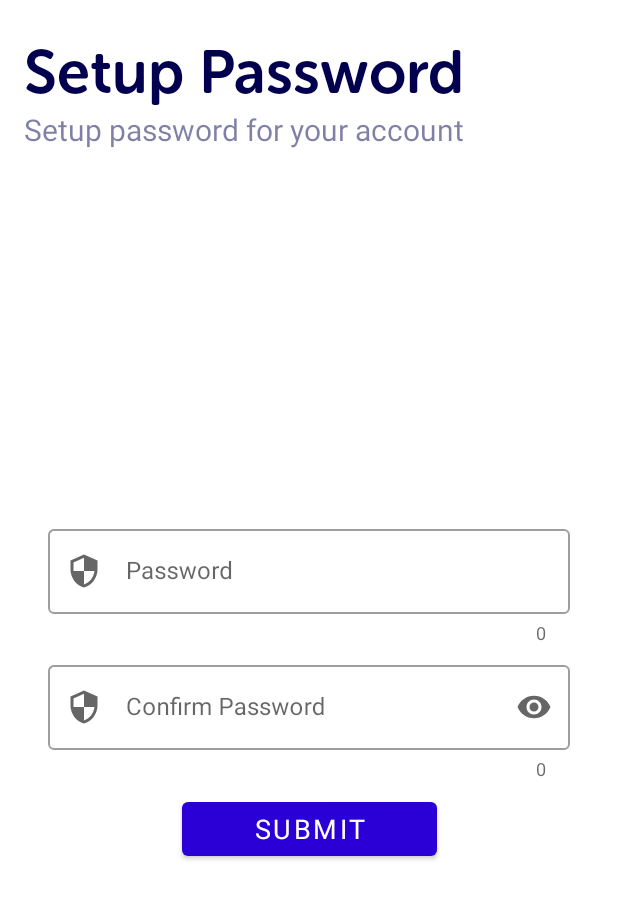
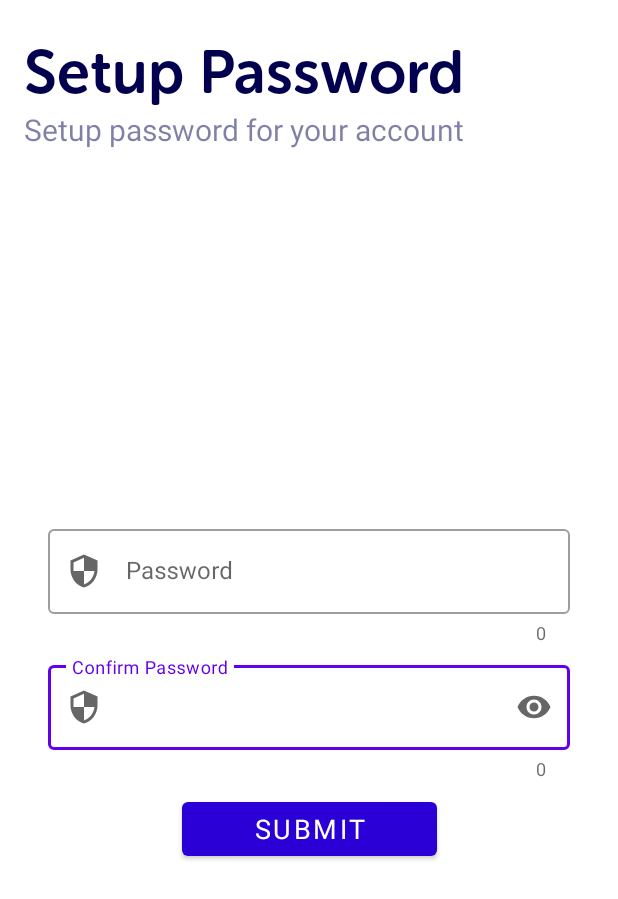
Before and after one commit to RishikeshWadkar/Allies, an Android app: the SetupPassword screen opened through its navigation route, after a tap on "SUBMIT", on a phone screen of 412 x 824 dp. Shown: the top 899 px of the screen. Run offline under Robolectric (Android 15) with nearby library versions, the phone set to English and light mode, and no system bars; our stand-ins replace Firebase (no records; nobody signed in at launch, a user with empty details on screens opened directly); Roboto replaces fonts that are not available here; 2 statements that could not run were skipped.

Commit message:
added condition to SignInActivity.kt onStart method added conditions in SetupPassword.kt added post card background to post

```diff
--- a/app/src/main/java/com/rishikeshwadkar/socialapp/SignInActivity.kt
+++ b/app/src/main/java/com/rishikeshwadkar/socialapp/SignInActivity.kt
@@ -2,33 +2,70 @@ package com.rishikeshwadkar.socialapp
 
 import androidx.appcompat.app.AppCompatActivity
 import android.os.Bundle
+import android.util.Log
 import android.view.View
 import androidx.activity.viewModels
 import androidx.core.content.ContentProviderCompat.requireContext
-import androidx.navigation.NavController
-import androidx.navigation.NavHost
+import androidx.fragment.app.viewModels
+import androidx.navigation.*
+import com.google.firebase.auth.FirebaseUser
 import com.google.firebase.auth.ktx.auth
+import com.google.firebase.firestore.auth.User
 import com.google.firebase.ktx.Firebase
+import com.rishikeshwadkar.socialapp.data.dao.UserDao
 import com.rishikeshwadkar.socialapp.data.viewmodels.MyViewModel
 import kotlinx.android.synthetic.main.fragment_sign_up.*
+import kotlinx.coroutines.Dispatchers
+import kotlinx.coroutines.GlobalScope
+import kotlinx.coroutines.launch
+import kotlinx.coroutines.tasks.await
+import kotlinx.coroutines.withContext
 
 class SignInActivity : AppCompatActivity() {
 
+    lateinit var navHost: NavHost
     val mViewModel: MyViewModel by viewModels()
+    val userDao = UserDao()
+    var user: com.rishikeshwadkar.socialapp.data.models.User? = com.rishikeshwadkar.socialapp.data.models.User()
+    private var currentUser = Firebase.auth.currentUser
 
     override fun onCreate(savedInstanceState: Bundle?) {
         super.onCreate(savedInstanceState)
         setContentView(R.layout.activity_sign_in)
 
-        val navHost: NavHost = supportFragmentManager.findFragmentById(R.id.sign_in_navHost) as NavHost
+        navHost = supportFragmentManager.findFragmentById(R.id.sign_in_navHost) as NavHost
         val navController: NavController = navHost.navController
-
     }
 
     override fun onStart() {
         super.onStart()
-        val currentUser = Firebase.auth.currentUser
-        mViewModel.updateUI(currentUser,this)
+
+        currentUser = Firebase.auth.currentUser
+        if(currentUser != null){
+            Log.d("userVerify", "currentUser is not null")
+            GlobalScope.launch(Dispatchers.IO) {
+                user = userDao.getUserById(currentUser!!.uid).await().toObject(com.rishikeshwadkar.socialapp.data.models.User::class.java)
+                Log.d("userVerify", "entered coroutine")
+                withContext(Dispatchers.Main){
+                    if(user == null){
+                        Log.d("userVerify", "mokla $user")
+                        // add splash screen to setup password
+                    }
+                    else if(user!!.userPassword.isNotEmpty()){
+                        Log.d("userVerify", user!!.userPassword)
+                        updateUI()
+                    }
+                    else
+                        Log.d("userVerify", "$user")
+                }
+            }
+
+        }else
+            Log.d("userVerify", "currentUser is null")
+    }
+
+    private fun updateUI(){
+        mViewModel.updateUI(currentUser, this)
     }
 
 }
--- a/app/src/main/java/com/rishikeshwadkar/socialapp/fragments/SetupPassword.kt
+++ b/app/src/main/java/com/rishikeshwadkar/socialapp/fragments/SetupPassword.kt
@@ -1,5 +1,7 @@
 package com.rishikeshwadkar.socialapp.fragments
 
+import android.graphics.Color
+import android.graphics.drawable.Drawable
 import android.hardware.usb.UsbRequest
 import android.os.Bundle
 import android.util.Log
@@ -7,6 +9,7 @@ import androidx.fragment.app.Fragment
 import android.view.LayoutInflater
 import android.view.View
 import android.view.ViewGroup
+import androidx.core.graphics.drawable.toDrawable
 import androidx.core.graphics.green
 import androidx.core.graphics.red
 import androidx.core.widget.addTextChangedListener
@@ -33,21 +36,32 @@ class SetupPassword : Fragment() {
         super.onViewCreated(view, savedInstanceState)
         val currentUser = Firebase.auth.currentUser
         val password = confirm_enter_pass_text.text
+        val confirmPassword = confirm_confirm_pass_text.text
 
         confirm_enter_pass_text.addTextChangedListener {
-            if(confirm_enter_pass_text.length() < 8)
-                confirm_enter_pass.boxStrokeColor.red
+            if(confirm_enter_pass_text.length() < 8){
+                confirm_enter_pass.boxStrokeColor = Color.RED
+            }
+            else{
+                confirm_enter_pass.boxStrokeColor = Color.GREEN
+                confirm_enter_pass.setEndIconDrawable(R.drawable.ic_check)
+            }
         }
         confirm_confirm_pass_text.addTextChangedListener {
-            if(confirm_confirm_pass_text.text != confirm_enter_pass_text.text){
-                confirm_enter_pass.boxStrokeColor.green
-                confirm_confirm_pass.boxStrokeColor.red
-            }
+            if(password.toString() != confirmPassword.toString())
+                confirm_confirm_pass.boxStrokeColor = Color.RED
             else
-                confirm_confirm_pass.boxStrokeColor.red
+                confirm_confirm_pass.boxStrokeColor = Color.GREEN
         }
 
         confirm_submit_button.setOnClickListener {
+            if( (confirm_enter_pass_text.length() < 8) || (password.toString() != confirmPassword.toString())){
+                if(confirm_enter_pass.boxStrokeColor == Color.RED)
+                    confirm_enter_pass.requestFocus()
+                else
+                    confirm_confirm_pass.requestFocus()
+            }
+            else{
                 Log.d("confirm", "clicked")
                 currentUser!!.updatePassword(password.toString())
                 Log.d("confirm", "${currentUser.displayName}")
@@ -62,6 +76,6 @@ class SetupPassword : Fragment() {
                 )
             }
 
-
         }
     }
+}
--- a/app/src/main/java/com/rishikeshwadkar/socialapp/fragments/SigninFragment.kt
+++ b/app/src/main/java/com/rishikeshwadkar/socialapp/fragments/SigninFragment.kt
@@ -128,6 +128,8 @@ class SigninFragment : Fragment() {
             withContext(Dispatchers.Main){
                 if(user == null)
                     Navigation.findNavController(requireView()).navigate(R.id.action_signinFragment_to_setupPassword)
+                else if(user.userPassword == "")
+                    Navigation.findNavController(requireView()).navigate(R.id.action_signinFragment_to_setupPassword)
                 else
                     mViewModel.updateUI(auth.currentUser, requireContext())
             }
--- /dev/null
+++ b/app/src/main/res/drawable/ic_check.xml
@@ -0,0 +1,5 @@
+<vector android:height="24dp" android:tint="#23FF00"
+    android:viewportHeight="24" android:viewportWidth="24"
+    android:width="24dp" xmlns:android="http://schemas.android.com/apk/res/android">
+    <path android:fillColor="@android:color/white" android:pathData="M16.59,7.58L10,14.17l-3.59,-3.58L5,12l5,5 8,-8zM12,2C6.48,2 2,6.48 2,12s4.48,10 10,10 10,-4.48 10,-10S17.52,2 12,2zM12,20c-4.42,0 -8,-3.58 -8,-8s3.58,-8 8,-8 8,3.58 8,8 -3.58,8 -8,8z"/>
+</vector>
--- /dev/null
+++ b/app/src/main/res/drawable/ic_cross.xml
@@ -0,0 +1,5 @@
+<vector android:height="24dp" android:tint="#FF0100"
+    android:viewportHeight="24" android:viewportWidth="24"
+    android:width="24dp" xmlns:android="http://schemas.android.com/apk/res/android">
+    <path android:fillColor="@android:color/white" android:pathData="M19,6.41L17.59,5 12,10.59 6.41,5 5,6.41 10.59,12 5,17.59 6.41,19 12,13.41 17.59,19 19,17.59 13.41,12z"/>
+</vector>
--- /dev/null
+++ b/app/src/main/res/drawable/item_view_background.xml
@@ -0,0 +1,5 @@
+<?xml version="1.0" encoding="utf-8"?>
+<shape xmlns:android="http://schemas.android.com/apk/res/android">
+    <solid android:color="@color/white"/>
+    <corners android:radius="10sp"/>
+</shape>
--- a/app/src/main/res/layout/fragment_posts.xml
+++ b/app/src/main/res/layout/fragment_posts.xml
@@ -4,6 +4,7 @@
     xmlns:tools="http://schemas.android.com/tools"
     android:layout_width="match_parent"
     android:layout_height="match_parent"
+    android:background="#1A001AFF"
     tools:context=".fragments.PostsFragment">
 
     <androidx.recyclerview.widget.RecyclerView
--- a/app/src/main/res/layout/fragment_setup_password.xml
+++ b/app/src/main/res/layout/fragment_setup_password.xml
@@ -45,6 +45,7 @@
         android:hint="Password"
         app:helperTextTextColor="#FF0000"
         app:counterEnabled="true"
+        app:endIconMode="custom"
         app:layout_constraintBottom_toTopOf="@+id/confirm_confirm_pass"
         app:layout_constraintEnd_toEndOf="parent"
         app:layout_constraintHorizontal_bias="0.5"
--- a/app/src/main/res/layout/item_view.xml
+++ b/app/src/main/res/layout/item_view.xml
@@ -5,6 +5,8 @@
     android:id="@+id/userItemView"
     android:layout_width="match_parent"
     android:layout_height="wrap_content"
+    android:layout_margin="5dp"
+    android:background="@drawable/item_view_background"
     android:paddingBottom="20dp">
 
     <ImageView
--- a/app/src/main/res/navigation/sign_in_nav_graph.xml
+++ b/app/src/main/res/navigation/sign_in_nav_graph.xml
@@ -52,6 +52,9 @@
             app:exitAnim="@anim/to_left"
             app:popEnterAnim="@anim/from_left"
             app:popExitAnim="@anim/to_right" />
+        <action
+            android:id="@+id/action_chooseFragment_to_setupPassword"
+            app:destination="@id/setupPassword" />
     </fragment>
     <fragment
         android:id="@+id/setupPassword"
--- a/app/src/main/res/values/colors.xml
+++ b/app/src/main/res/values/colors.xml
@@ -14,4 +14,5 @@
     <color name="dark_blue">#02004E</color>
     <color name="light_blue">#2A00D7</color>
     <color name="transparent">#00000000</color>
+    <color name="green">#38FF00</color>
 </resources>
```
Also changed, not shown: app/src/main/java/com/rishikeshwadkar/socialapp/fragments/ChooseFragment.kt (+12 -1 lines), app/src/main/java/com/rishikeshwadkar/socialapp/fragments/PostsFragment.kt (+3 -10 lines). Lines whose indentation alone changed are shown as unchanged.
